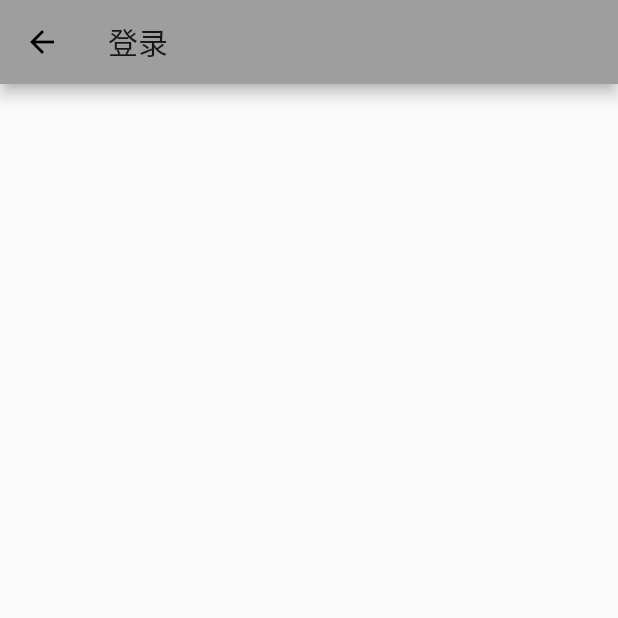
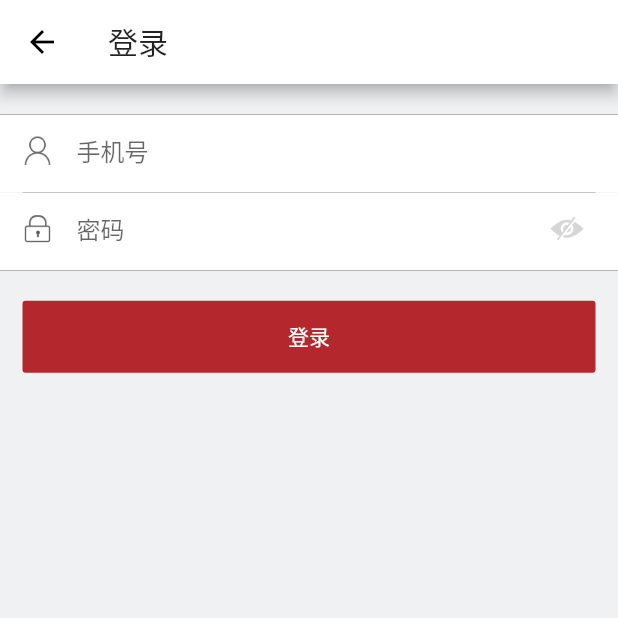
Before and after one commit to z251257144/FireShop, a Flutter app: the LoginPage screen opened directly, on a phone screen of 412 x 824 dp, the top half of it. Run offline on Flutter 3.47's test engine with Material 2 defaults, Android fonts, the phone set to English and light mode, and no system bars; missing offline and left inert: apifm; network calls fail.

Commit message:
开发登录界面

```diff
--- a/lib/pages/member/login/login_page.dart
+++ b/lib/pages/member/login/login_page.dart
@@ -1,17 +1,131 @@
 import 'package:flutter/material.dart';
 
-class LoginPage extends StatelessWidget {
-  const LoginPage({Key key}) : super(key: key);
+class LoginPage extends StatefulWidget {
+  LoginPage({Key key}) : super(key: key);
+
+  @override
+  _LoginPageState createState() => _LoginPageState();
+}
+
+class _LoginPageState extends State<LoginPage> {
+
+  TextEditingController usernameController = TextEditingController();
+  TextEditingController passwordController = TextEditingController();
+
+  bool showPassword = false;
 
   @override
   Widget build(BuildContext context) {
     return Scaffold(
       appBar: AppBar(
+        backgroundColor: Colors.white,
         title: Text("登录"),
       ),
       body: Container(
-
+        color: Color(0xffF0F1F2),
+        child: ListView(
+          children: <Widget>[
+            this.usernameField(),
+            Container(
+              margin: EdgeInsets.only(left: 15, right: 15),
+              color: Colors.grey,
+              height: 0.5,
+            ),
+            this.passwordField(),
+            this.loginButton()
+          ],
+        ),
       ),
     );
   }
+
+  //用户名输入框
+  Widget usernameField() {
+    return Container(
+      margin: EdgeInsets.only(top: 20),
+      padding: EdgeInsets.fromLTRB(15, 0, 10, 0),
+      height: 52,
+      decoration: BoxDecoration(
+        color: Colors.white,
+        border: Border(
+          top: BorderSide(
+            color: Colors.grey,
+            width: 0.5,
+          )
+        )
+      ),
+      child: TextField(
+        controller: this.usernameController,
+        decoration: InputDecoration(
+          icon: Image.asset("images/member/login_icon_member.png"),
+          hintText: "手机号",
+          border: InputBorder.none
+        ),
+      ),
+    );
+  }
+
+  //密码输入框
+  Widget passwordField() {
+    return Container(
+      height: 52,
+      padding: EdgeInsets.fromLTRB(15, 0, 10, 0),
+      decoration: BoxDecoration(
+        color: Colors.white,
+        border: Border(
+          bottom: BorderSide(
+            color: Colors.grey,
+            width: 0.5,
+          )
+        )
+      ),
+      child: TextField(
+        controller: this.passwordController,
+        obscureText: !showPassword,
+        decoration: InputDecoration(
+          hintText: "密码",
+          border: InputBorder.none,
+          icon: Image.asset("images/member/login_icon_password.png"),
+          suffixIcon: this.passwordShowWidget(),
+        ),
+      ),
+    );
+  }
+
+  //密码显示控制按钮
+  Widget passwordShowWidget() {
+    return IconButton(
+      icon: this.showPassword ? Image.asset("images/member/login_icon_see.png") : Image.asset("images/member/login_icon_hide.png"),
+      onPressed: () {
+        this.setState((){
+          showPassword = !showPassword;
+        });
+        print("show password");
+      },
+    );
+  }
+
+  //登录按钮
+  Widget loginButton() {
+    return Container(
+      margin: EdgeInsets.only(top: 20),
+      padding: EdgeInsets.fromLTRB(15, 0, 15, 0),
+      height: 48,
+      child: FlatButton(
+        color: Color(0xffB4282D),
+        child: Text("登录"),
+        textColor: Colors.white,
+        onPressed: () {
+          this.doLogin();
+        },
+      ),
+    );
+  }
+
+  //登录方法
+  doLogin() {
+    print("开始登录");
+    print({"username": this.usernameController.text, "password": this.passwordController.text});
+    // print("登录结束");
+  }
 }
```
Also changed, not shown: images/member/2.0x/login_icon_hide.png (added), images/member/2.0x/login_icon_member.png (added), images/member/2.0x/login_icon_password.png (added), images/member/2.0x/login_icon_see.png (added), images/member/3.0x/login_icon_hide.png (added), images/member/3.0x/login_icon_member.png (added), images/member/3.0x/login_icon_password.png (added), images/member/3.0x/login_icon_see.png (added), images/member/login_icon_hide.png (added), images/member/login_icon_member.png (added), images/member/login_icon_password.png (added), images/member/login_icon_see.png (added), 13 other files.
